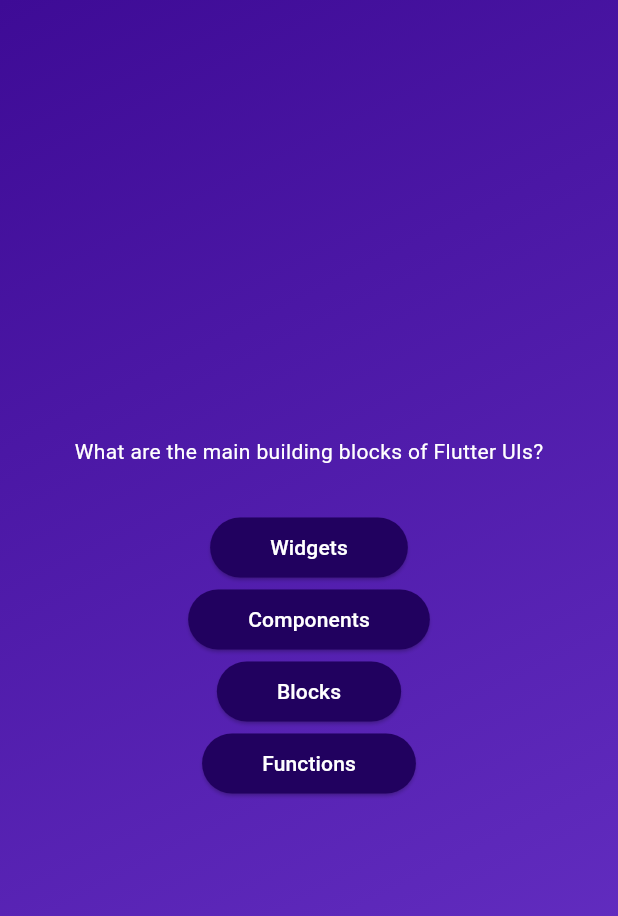
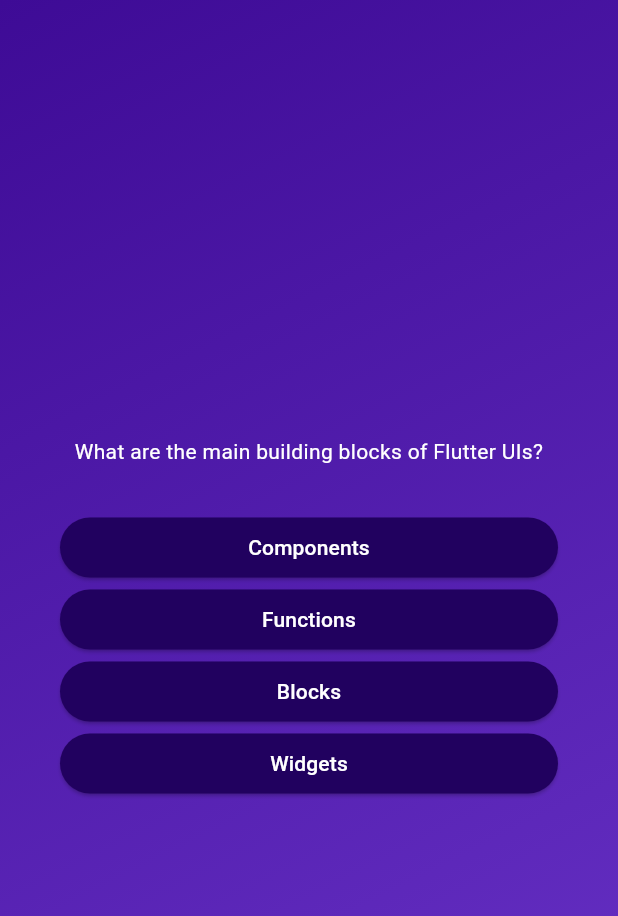
Before and after one commit to Rush-2K/Flutter-Full-Course, a Flutter app: the screen it shows after launch, after a tap on "Start Quiz", on a phone screen of 412 x 824 dp. Shown: the top 916 px of the screen. Run offline on Flutter 3.47's test engine with Material 3 defaults, Android fonts, the phone set to English and light mode, and no system bars.

Commit message:
add styling, mutate values in memory using .shuffle, manage questions

```diff
--- a/app_03_quiz/lib/answer_button.dart
+++ b/app_03_quiz/lib/answer_button.dart
@@ -16,7 +16,7 @@ class AnswerButton extends StatelessWidget {
         foregroundColor: Colors.white,
         shape: RoundedRectangleBorder(borderRadius: BorderRadius.circular(40))
       ),
-      child: Text(answerText),
+      child: Text(answerText, textAlign: TextAlign.center,),
     );
   }
 }
--- a/app_03_quiz/lib/models/quiz_question.dart
+++ b/app_03_quiz/lib/models/quiz_question.dart
@@ -5,4 +5,9 @@ class QuizQuestion {
   final String text;
   final List<String> answers;
 
+  List<String> getShuffledAnswers() {
+    final shuffledList = List.of(answers); //.of to copy the value
+    shuffledList.shuffle();
+    return shuffledList;
+  }
 }
--- a/app_03_quiz/lib/questions_screen.dart
+++ b/app_03_quiz/lib/questions_screen.dart
@@ -12,26 +12,41 @@ class QuestionsScreen extends StatefulWidget {
 }
 
 class _QuestionsScreenState extends State<QuestionsScreen> {
+
+  var currentQuestionIndex = 0;
+
+  void answerQuestion () {
+    setState(() {
+      currentQuestionIndex += 1;
+    });
+
+  }
+
   @override
   Widget build(context) {
-    final currentQuestion = questions[0];
+    final currentQuestion = questions[currentQuestionIndex];
 
     return SizedBox(
       width: double.infinity, //use as much as we can
+      child: Container(
+        margin: const EdgeInsets.all(40),
         child: Column(
-        mainAxisAlignment: MainAxisAlignment.center,
+          mainAxisAlignment: MainAxisAlignment.center, //vertical axis since now is column
+          crossAxisAlignment: CrossAxisAlignment.stretch,
           children: [
             Text(
               currentQuestion.text,
               style: const TextStyle(
                 color: Colors.white,
               ),
+              textAlign: TextAlign.center,
             ),
             const SizedBox(height: 30),
-          ...currentQuestion.answers.map((item) {
-            return AnswerButton(answerText: item, onTap: () {});
+            ...currentQuestion.getShuffledAnswers().map((item) {
+              return AnswerButton(answerText: item, onTap: answerQuestion);
             })
           ],
+        ),
       ),
     );
   }
```
Lines whose indentation alone changed are shown as unchanged.
